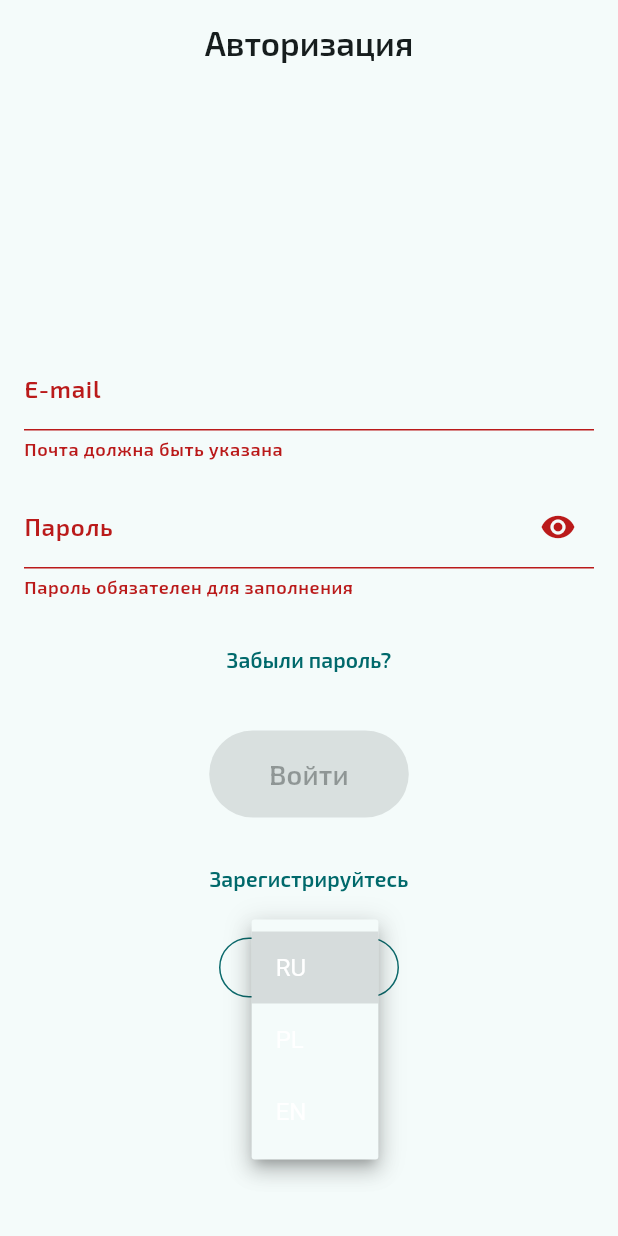
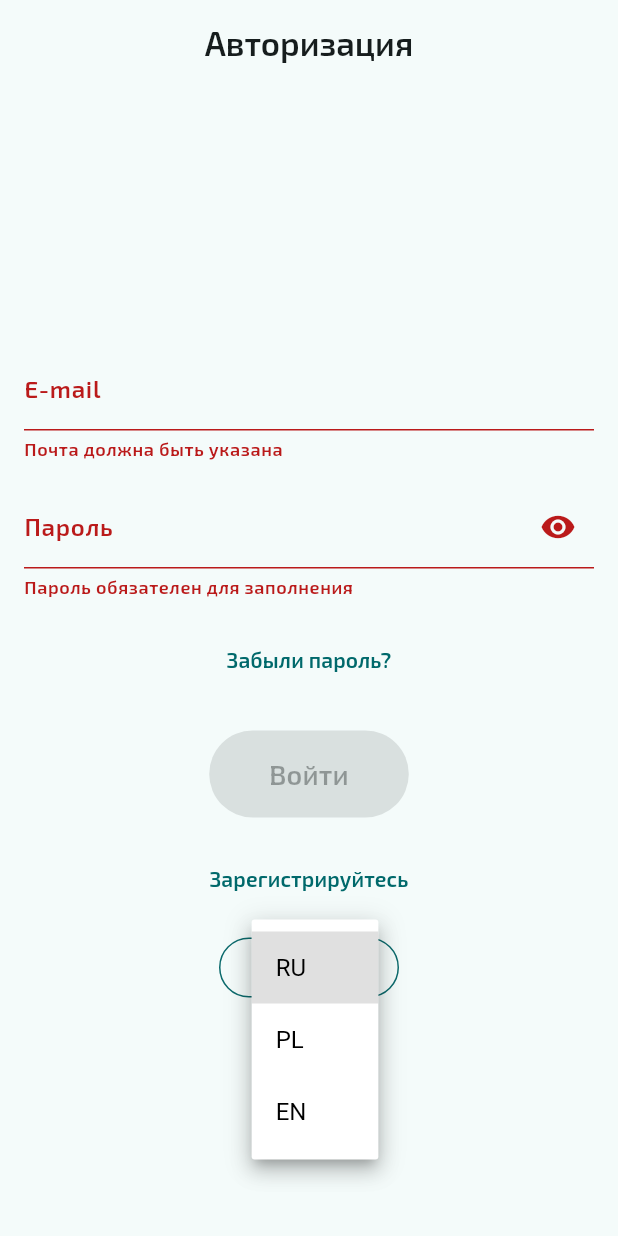
Before and after one commit to sskef-web/achieveclubmobileclient, a Flutter app: the screen it shows after launch, after a tap on "RU", on a phone screen of 412 x 824 dp. Run offline on Flutter 3.47's test engine with Material 3 defaults, Android fonts, the phone set to English and light mode, and no system bars; our stand-ins replace cached_network_image, email_validator, image_picker, qr_flutter, shared_preferences; generated files the repository leaves out were written again; network calls fail.

Commit message:
Refactor code

```diff
--- a/lib/items/clubTopItem.dart
+++ b/lib/items/clubTopItem.dart
@@ -41,7 +41,7 @@ class ClubTopItem extends StatelessWidget {
                   shape: BoxShape.circle,
                   image: DecorationImage(
                     fit: BoxFit.cover,
-                    image: NetworkImage('${baseURL}$clubLogo'),
+                    image: NetworkImage('$baseURL$clubLogo'),
                   ),
                 ),
               ),
--- a/lib/items/languageSelectionButton.dart
+++ b/lib/items/languageSelectionButton.dart
@@ -21,6 +21,7 @@ class _LanguageSelectionButtonState extends State<LanguageSelectionButton> {
   @override
   Widget build(BuildContext context) {
     final languageProvider = Provider.of<LanguageProvider>(context);
+    final isDarkTheme = Theme.of(context).brightness == Brightness.dark;
 
     return Container(
       width: 120,
@@ -44,13 +45,13 @@ class _LanguageSelectionButtonState extends State<LanguageSelectionButton> {
               });
               languageProvider.changeLanguage(newValue!);
             },
-            items: const [
+            items: [
               DropdownMenuItem<Locale>(
                 value: Locale('ru'),
                 child: Text(
                   'RU',
                   style: TextStyle(
-                    color: Colors.white,
+                    color: isDarkTheme ? Colors.white : Colors.black,
                     fontSize: 16.0,
                   ),
                 ),
@@ -60,7 +61,7 @@ class _LanguageSelectionButtonState extends State<LanguageSelectionButton> {
                 child: Text(
                   'PL',
                   style: TextStyle(
-                    color: Colors.white,
+                    color: isDarkTheme ? Colors.white : Colors.black,
                     fontSize: 16.0,
                   ),
                 ),
@@ -70,7 +71,7 @@ class _LanguageSelectionButtonState extends State<LanguageSelectionButton> {
                 child: Text(
                   'EN',
                   style: TextStyle(
-                    color: Colors.white,
+                    color: isDarkTheme ? Colors.white : Colors.black,
                     fontSize: 16.0,
                   ),
                 ),
@@ -78,48 +79,18 @@ class _LanguageSelectionButtonState extends State<LanguageSelectionButton> {
             ],
             hint: Text(
               Localizations.localeOf(context).languageCode.toUpperCase(),
-              style: const TextStyle(
-                color: Colors.white,
+              style: TextStyle(
+                color: isDarkTheme ? Colors.white : Colors.black,
                 fontSize: 16.0,
               ),
             ),
             isExpanded: false,
             underline: const SizedBox(),
-            style: const TextStyle(fontSize: 16.0),
-            selectedItemBuilder: (BuildContext context) {
-              return [
-                const DropdownMenuItem<Locale>(
-                  value: Locale('ru'),
-                  child: Text(
-                    'RU',
-                    style: TextStyle(
-                      color: Colors.white,
-                      fontSize: 16.0,
-                    ),
-                  ),
-                ),
-                const DropdownMenuItem<Locale>(
-                  value: Locale('pl'),
-                  child: Text(
-                    'PL',
-                    style: TextStyle(
-                      color: Colors.white,
-                      fontSize: 16.0,
-                    ),
-                  ),
-                ),
-                const DropdownMenuItem<Locale>(
-                  value: Locale('en'),
-                  child: Text(
-                    'EN',
-                    style: TextStyle(
-                      color: Colors.white,
-                      fontSize: 16.0,
-                    ),
-                  ),
-                ),
-              ];
-            },
+            style: TextStyle(
+              color: isDarkTheme ? Colors.white : Colors.black,
+              fontSize: 16.0,
+            ),
+            dropdownColor: isDarkTheme ? Colors.grey[800] : Colors.white,
           ),
         ),
       ),
--- a/lib/items/userTopItem.dart
+++ b/lib/items/userTopItem.dart
@@ -41,7 +41,7 @@ class UserTopItem extends StatelessWidget {
                   shape: BoxShape.circle,
                   image: DecorationImage(
                     fit: BoxFit.cover,
-                    image: NetworkImage('${baseURL}$avatarPath'),
+                    image: NetworkImage('$baseURL$avatarPath'),
                   ),
                 ),
               ),
@@ -73,7 +73,7 @@ class UserTopItem extends StatelessWidget {
                     shape: BoxShape.circle,
                     image: DecorationImage(
                       fit: BoxFit.cover,
-                      image: NetworkImage('${baseURL}$clubLogo'),
+                      image: NetworkImage('$baseURL$clubLogo'),
                     ),
                   ),
                 ),
--- a/lib/pages/clubPage.dart
+++ b/lib/pages/clubPage.dart
@@ -49,7 +49,7 @@ class _ClubPageState extends State<ClubPage> {
           userList = null;
         });
       }
-      debugPrint('fetch user List ${userList}');
+      debugPrint('fetch user List $userList');
     } else {
 
       throw Exception('${AppLocalizations.of(context)!.fetchClubsError}: ${clubResponse.body} [${clubResponse.statusCode}]');
@@ -144,7 +144,7 @@ class _ClubPageState extends State<ClubPage> {
                         shape: BoxShape.circle,
                         image: DecorationImage(
                           fit: BoxFit.cover,
-                          image: NetworkImage('${baseURL}/${clubData?['logoURL']}'),
+                          image: NetworkImage('$baseURL/${clubData?['logoURL']}'),
                         ),
                       ),
                     ),
@@ -196,7 +196,7 @@ class _ClubPageState extends State<ClubPage> {
                       navigateToUser(user['id']);
                     },
                     leading: CircleAvatar(
-                      backgroundImage: NetworkImage('${baseURL}/${user['avatar']}'),
+                      backgroundImage: NetworkImage('$baseURL/${user['avatar']}'),
                     ),
                     title: Text('${user['firstName']} ${user['lastName']}'),
                     subtitle: Text('${AppLocalizations.of(context)!.avgXP}: ${user['xpSum']}'),
```
